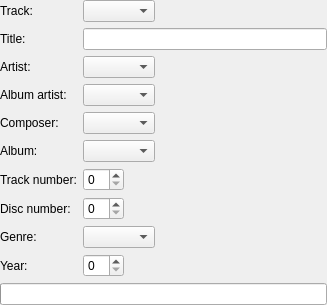
The window that tags/tageditor.ui (CDrummond/cantata) describes before a commit, drawn with Qt 5.
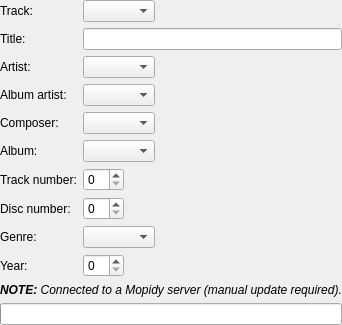
The same window after the commit. Custom widgets are drawn as their Qt base class.

Commit message: Add URL label if mopidy is used

Patch:
```diff
--- a/tags/tageditor.ui
+++ b/tags/tageditor.ui
@@ -151,6 +151,13 @@
    </item>
   </layout>
   </item>
+  <item>
+   <widget class="UrlLabel" name="mopidyNote">
+    <property name="text" stdset="0">
+     <string>&lt;i&gt;&lt;b&gt;NOTE:&lt;/b&gt; Connected to a Mopidy server (manual update required).&lt;/i&gt;</string>
+    </property>
+   </widget>
+  </item>
   <item>
    <widget class="QProgressBar" name="progress"/>
    </item>
@@ -182,6 +189,11 @@
    <extends>QLabel</extends>
    <header>statelabel.h</header>
   </customwidget>
+  <customwidget>
+   <class>UrlLabel</class>
+   <extends>QLabel</extends>
+   <header>urllabel.h</header>
+  </customwidget>
  </customwidgets>
  <tabstops>
   <tabstop>trackName</tabstop>
```
The commit also changes 8 other files.
